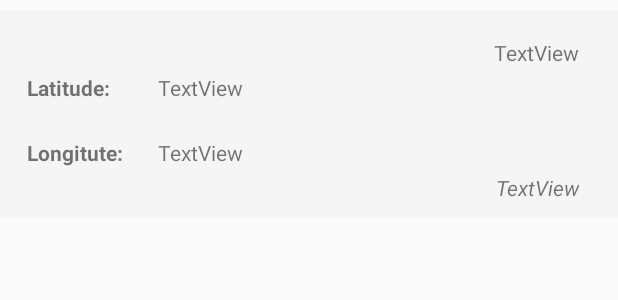
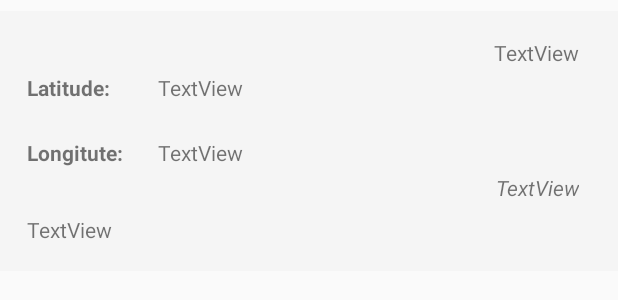
Before and after one commit to ArtemisSoftware/Location-Tracker, an Android app: the layout item_location.xml on its own in the app's theme, with its tools: preview values and no code run, on a phone screen of 412 x 824 dp. Shown: the top 300 px of the screen. Run offline under Robolectric (Android 15) with nearby library versions, the phone set to English and light mode, and no system bars.

Commit message:
Add address to item_location layout

```diff
--- a/app/src/main/java/com/artemissoftware/locationtracker/MainActivity.kt
+++ b/app/src/main/java/com/artemissoftware/locationtracker/MainActivity.kt
@@ -135,7 +135,8 @@ class MainActivity : AppCompatActivity(), PermissionListener, View.OnClickListen
                 mCurrentLocation?.latitude.toString(),
                 mCurrentLocation?.longitude.toString(),
                 Date(),
-                Battery.getBatteryPercentage(applicationContext)
+                Battery.getBatteryPercentage(applicationContext),
+                getAddress()
             )
             pinAdapter.addPin(pin);
         }
--- a/app/src/main/java/com/artemissoftware/locationtracker/models/Pin.kt
+++ b/app/src/main/java/com/artemissoftware/locationtracker/models/Pin.kt
@@ -2,4 +2,4 @@ package com.artemissoftware.locationtracker.models
 
 import java.util.*
 
-data class Pin (val latitude: String, val longitude: String, val date: Date, val battery: Int)
+data class Pin (val latitude: String, val longitude: String, val date: Date, val battery: Int, val address: String)
--- a/app/src/main/res/layout/item_location.xml
+++ b/app/src/main/res/layout/item_location.xml
@@ -66,4 +66,15 @@
         android:textStyle="italic"
         app:layout_constraintEnd_toEndOf="@+id/txt_data"
         app:layout_constraintTop_toBottomOf="@+id/textView6" />
+
+    <TextView
+        android:id="@+id/txt_address"
+        android:layout_width="wrap_content"
+        android:layout_height="wrap_content"
+        android:layout_marginTop="32dp"
+        android:layout_marginBottom="8dp"
+        android:text="TextView"
+        app:layout_constraintBottom_toBottomOf="parent"
+        app:layout_constraintStart_toStartOf="@+id/textView4"
+        app:layout_constraintTop_toBottomOf="@+id/textView6" />
 </androidx.constraintlayout.widget.ConstraintLayout>
```
Also changed, not shown: app/src/main/java/com/artemissoftware/locationtracker/adapters/PinViewHolder.kt (+4 -14 lines).
